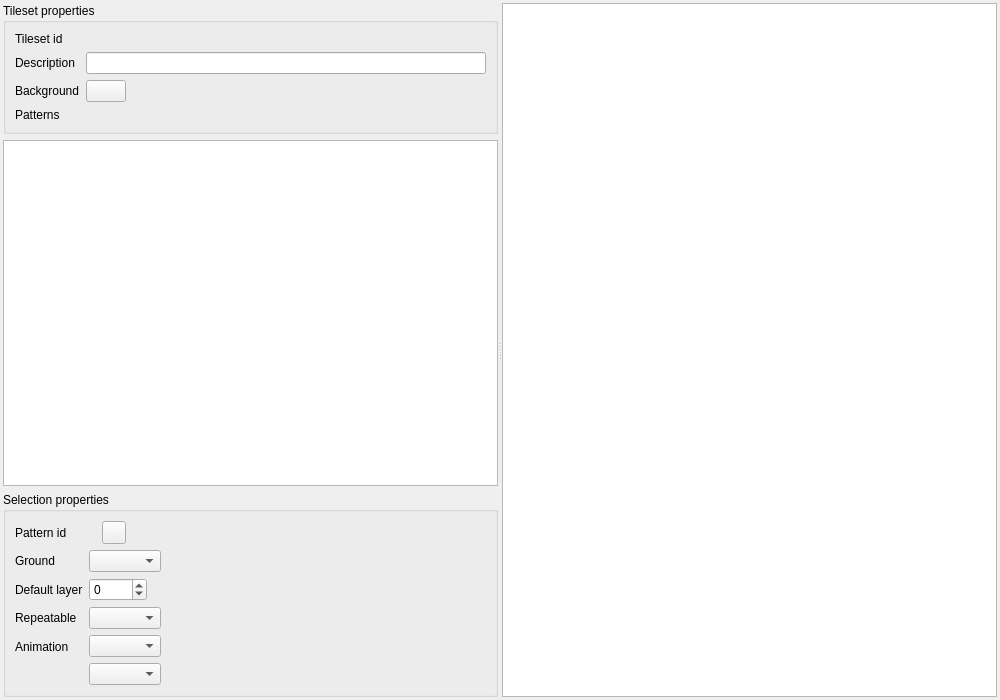
First picture: the form in src/widgets/tileset_editor.ui, repository solarus-games/solarus-quest-editor, before the edit.
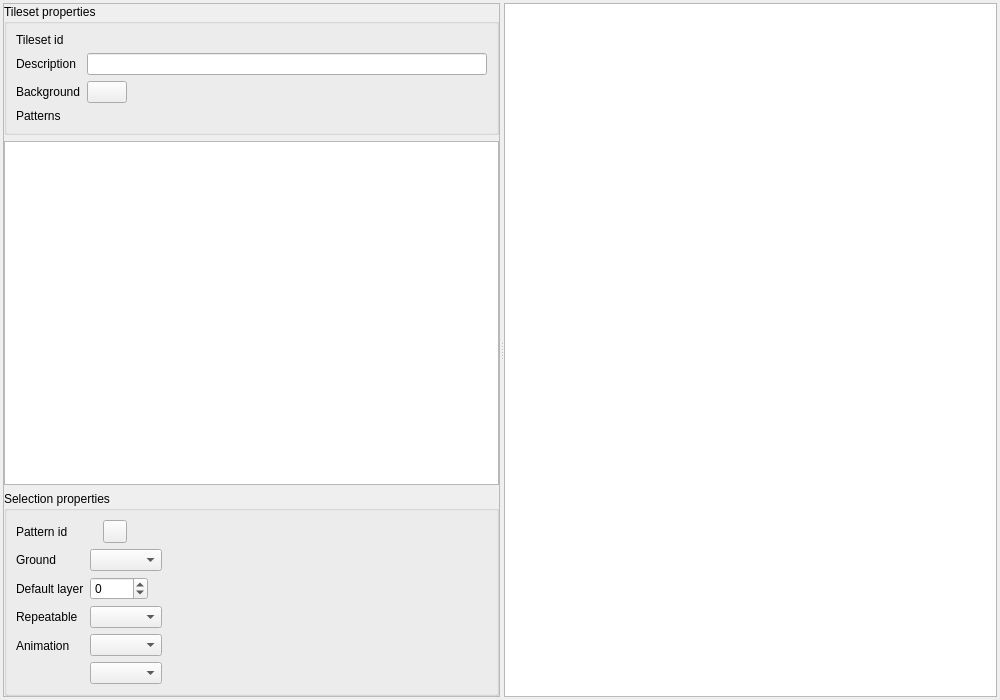
Second picture: the form after the edit. Icons and pictures are not drawn. Custom widgets are drawn as their Qt base class.

Commit message: Add scrollbars to improve usability on small screens

Patch:
```diff
--- a/src/widgets/tileset_editor.ui
+++ b/src/widgets/tileset_editor.ui
@@ -31,7 +31,19 @@
      <property name="orientation">
       <enum>Qt::Horizontal</enum>
      </property>
-     <widget class="QWidget" name="tileset_side_view" native="true">
+     <widget class="QScrollArea" name="tileset_side_view_scroll_area">
+      <property name="widgetResizable">
+       <bool>true</bool>
+      </property>
+      <widget class="QWidget" name="tileset_side_view">
+       <property name="geometry">
+        <rect>
+         <x>0</x>
+         <y>0</y>
+         <width>494</width>
+         <height>692</height>
+        </rect>
+       </property>
       <property name="sizePolicy">
        <sizepolicy hsizetype="Ignored" vsizetype="Expanding">
         <horstretch>0</horstretch>
@@ -390,6 +402,7 @@
         </widget>
        </item>
       </layout>
+      </widget>
      </widget>
      <widget class="SolarusEditor::TilesetView" name="tileset_view"/>
     </widget>
```
Lines whose indentation alone changed are shown as unchanged. The commit also changes 2 other files.
